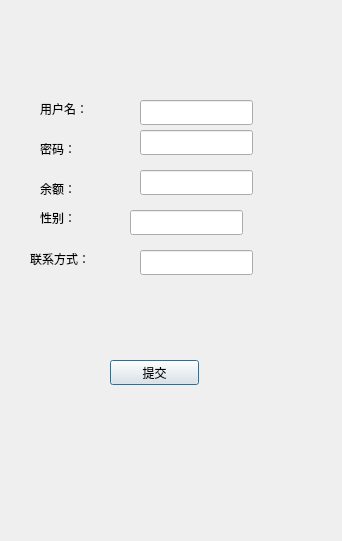
Above: dialog_add_custom.ui from Anthony52233/Qt_mysql_sys before the change. Below: the same form after it.
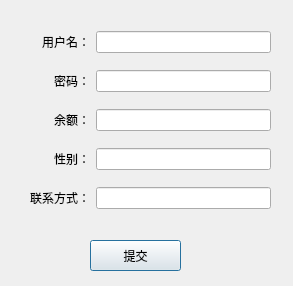
That is the form after the change.

Commit message: 终于写完了。增加了相机排序功能，美化了界面，用户查看相机时多了排序和查找功能

Diff of the .ui file:
```diff
--- a/dialog_add_custom.ui
+++ b/dialog_add_custom.ui
@@ -6,135 +6,97 @@
    <rect>
     <x>0</x>
     <y>0</y>
-    <width>342</width>
-    <height>541</height>
+    <width>293</width>
+    <height>286</height>
    </rect>
   </property>
   <property name="windowTitle">
    <string>Dialog</string>
   </property>
-  <widget class="QLabel" name="label">
-   <property name="geometry">
-    <rect>
-     <x>40</x>
-     <y>100</y>
-     <width>67</width>
-     <height>17</height>
-    </rect>
-   </property>
-   <property name="text">
-    <string>用户名：</string>
-   </property>
-  </widget>
-  <widget class="QLabel" name="label_2">
-   <property name="geometry">
-    <rect>
-     <x>40</x>
-     <y>140</y>
-     <width>67</width>
-     <height>17</height>
-    </rect>
-   </property>
-   <property name="text">
-    <string>密码：</string>
-   </property>
-  </widget>
-  <widget class="QLabel" name="label_3">
-   <property name="geometry">
-    <rect>
-     <x>40</x>
-     <y>180</y>
-     <width>67</width>
-     <height>17</height>
-    </rect>
-   </property>
-   <property name="text">
-    <string>余额：</string>
-   </property>
-  </widget>
-  <widget class="QLabel" name="label_4">
+  <widget class="QWidget" name="widget" native="true">
    <property name="geometry">
     <rect>
      <x>30</x>
-     <y>250</y>
-     <width>67</width>
-     <height>17</height>
+     <y>20</y>
+     <width>241</width>
+     <height>204</height>
     </rect>
    </property>
-   <property name="text">
-    <string>联系方式：</string>
-   </property>
-  </widget>
-  <widget class="QLabel" name="label_5">
-   <property name="geometry">
-    <rect>
-     <x>40</x>
-     <y>210</y>
-     <width>67</width>
-     <height>16</height>
-    </rect>
-   </property>
-   <property name="text">
-    <string>性别：</string>
-   </property>
-  </widget>
-  <widget class="QLineEdit" name="lineEdit_account">
-   <property name="geometry">
-    <rect>
-     <x>140</x>
-     <y>100</y>
-     <width>113</width>
-     <height>25</height>
-    </rect>
-   </property>
-  </widget>
-  <widget class="QLineEdit" name="lineEdit_password">
-   <property name="geometry">
-    <rect>
-     <x>140</x>
-     <y>130</y>
-     <width>113</width>
-     <height>25</height>
-    </rect>
-   </property>
-  </widget>
-  <widget class="QLineEdit" name="lineEdit_sex">
-   <property name="geometry">
-    <rect>
-     <x>130</x>
-     <y>210</y>
-     <width>113</width>
-     <height>25</height>
-    </rect>
-   </property>
-  </widget>
-  <widget class="QLineEdit" name="lineEdit_phone">
-   <property name="geometry">
-    <rect>
-     <x>140</x>
-     <y>250</y>
-     <width>113</width>
-     <height>25</height>
-    </rect>
-   </property>
-  </widget>
-  <widget class="QLineEdit" name="lineEdit_balance">
-   <property name="geometry">
-    <rect>
-     <x>140</x>
-     <y>170</y>
-     <width>113</width>
-     <height>25</height>
-    </rect>
-   </property>
+   <layout class="QGridLayout" name="gridLayout">
+    <item row="3" column="0">
+     <widget class="QLabel" name="label_5">
+      <property name="text">
+       <string>性别：</string>
+      </property>
+      <property name="alignment">
+       <set>Qt::AlignRight|Qt::AlignTrailing|Qt::AlignVCenter</set>
+      </property>
+     </widget>
+    </item>
+    <item row="4" column="0">
+     <widget class="QLabel" name="label_4">
+      <property name="text">
+       <string>联系方式：</string>
+      </property>
+      <property name="alignment">
+       <set>Qt::AlignRight|Qt::AlignTrailing|Qt::AlignVCenter</set>
+      </property>
+     </widget>
+    </item>
+    <item row="4" column="1">
+     <widget class="QLineEdit" name="lineEdit_phone"/>
+    </item>
+    <item row="0" column="0">
+     <widget class="QLabel" name="label">
+      <property name="text">
+       <string>用户名：</string>
+      </property>
+      <property name="alignment">
+       <set>Qt::AlignRight|Qt::AlignTrailing|Qt::AlignVCenter</set>
+      </property>
+     </widget>
+    </item>
+    <item row="0" column="1">
+     <widget class="QLineEdit" name="lineEdit_account"/>
+    </item>
+    <item row="2" column="0">
+     <widget class="QLabel" name="label_3">
+      <property name="text">
+       <string>余额：</string>
+      </property>
+      <property name="alignment">
+       <set>Qt::AlignRight|Qt::AlignTrailing|Qt::AlignVCenter</set>
+      </property>
+     </widget>
+    </item>
+    <item row="2" column="1">
+     <widget class="QLineEdit" name="lineEdit_balance"/>
+    </item>
+    <item row="3" column="1">
+     <widget class="QLineEdit" name="lineEdit_sex"/>
+    </item>
+    <item row="1" column="1">
+     <widget class="QLineEdit" name="lineEdit_password"/>
+    </item>
+    <item row="1" column="0">
+     <widget class="QLabel" name="label_2">
+      <property name="text">
+       <string>密码：</string>
+      </property>
+      <property name="alignment">
+       <set>Qt::AlignRight|Qt::AlignTrailing|Qt::AlignVCenter</set>
+      </property>
+     </widget>
+    </item>
+   </layout>
   </widget>
   <widget class="QPushButton" name="pushButton_commit">
    <property name="geometry">
     <rect>
-     <x>110</x>
-     <y>360</y>
-     <width>89</width>
-     <height>25</height>
+     <x>90</x>
+     <y>240</y>
+     <width>91</width>
+     <height>31</height>
     </rect>
    </property>
    <property name="text">
```
The commit also changes 22 other files.
